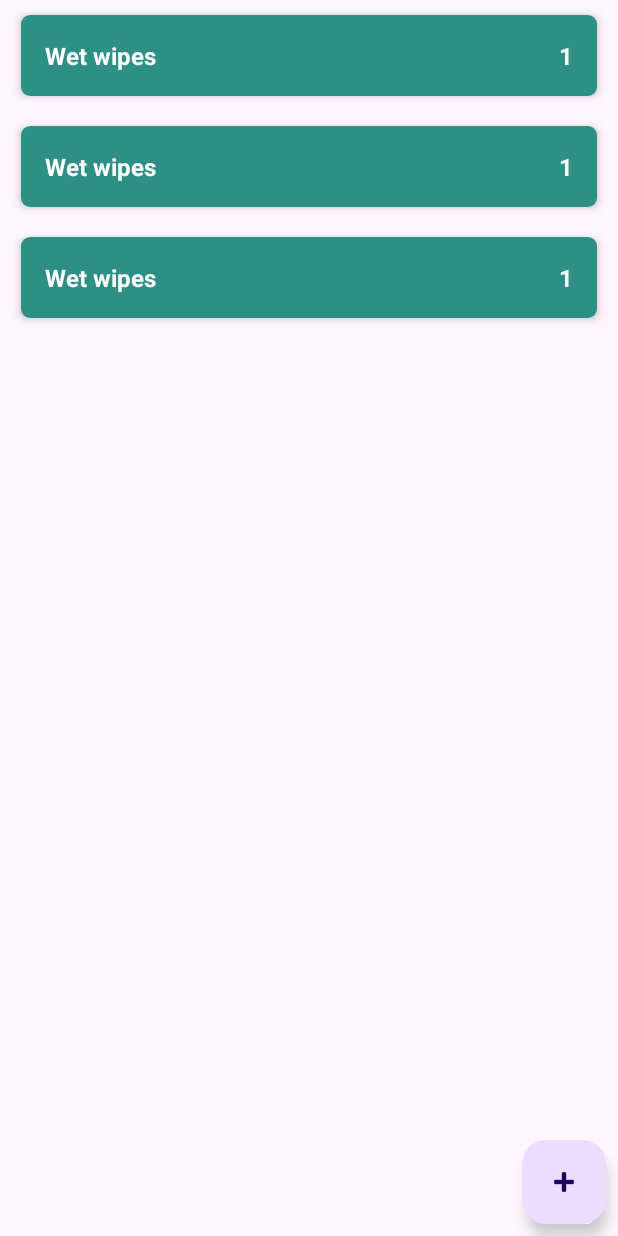
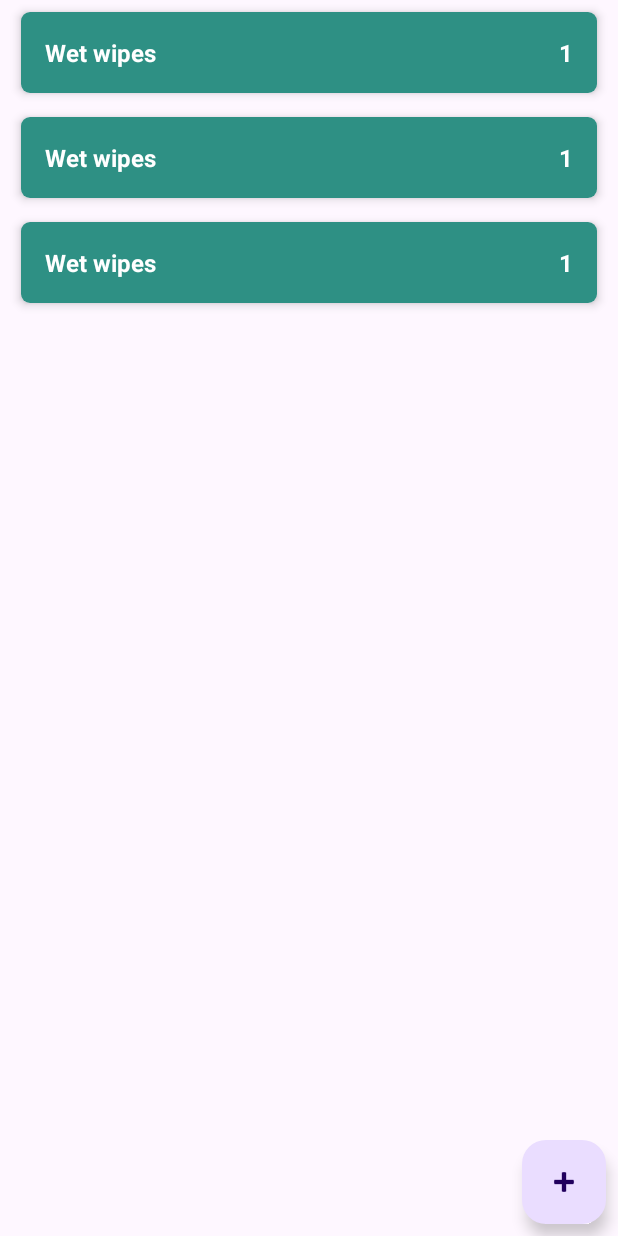
Before and after one commit to finta3230/ShoppingList, an Android app: the layout activity_main.xml on its own in the app's theme, with its tools: preview values and no code run, on a phone screen of 412 x 824 dp. Run offline under Robolectric (Android 15) with nearby library versions, the phone set to English and light mode, and no system bars.

Commit message:
Add recycler view + adapter

```diff
--- a/app/src/main/java/com/example/shoppinglist/presentation/MainViewModel.kt
+++ b/app/src/main/java/com/example/shoppinglist/presentation/MainViewModel.kt
@@ -57,8 +57,6 @@ class MainViewModel(private val repository: ShopListRepositoryImpl) : ViewModel(
     private fun updateShopItemList() {
         viewModelScope.launch(Dispatchers.IO) {
             _shopList.postValue(getShopListUseCase.getShopList())
-            updateShopItemList()
-
         }
     }
 
--- a/app/src/main/res/layout/activity_main.xml
+++ b/app/src/main/res/layout/activity_main.xml
@@ -11,8 +11,7 @@
         android:id="@+id/shopItemListRecyclerView"
         android:layout_width="match_parent"
         android:layout_height="match_parent"
-        tools:layout_editor_absoluteX="0dp"
-        tools:layout_editor_absoluteY="-225dp"
+        app:layoutManager="androidx.recyclerview.widget.LinearLayoutManager"
         tools:listitem="@layout/shop_item" />
 
     <com.google.android.material.floatingactionbutton.FloatingActionButton
--- a/app/src/main/res/layout/shop_item.xml
+++ b/app/src/main/res/layout/shop_item.xml
@@ -5,9 +5,7 @@
     android:layout_width="match_parent"
     android:layout_height="wrap_content"
     android:layout_marginStart="8dp"
-    android:layout_marginTop="2dp"
     android:layout_marginEnd="8dp"
-    android:layout_marginBottom="2dp"
     app:cardCornerRadius="6dp"
     app:cardElevation="4dp"
     app:cardUseCompatPadding="true">
```
Also changed, not shown: app/src/main/java/com/example/shoppinglist/presentation/ShopItemListDiffUtil.kt (added, +22 -0 lines).
